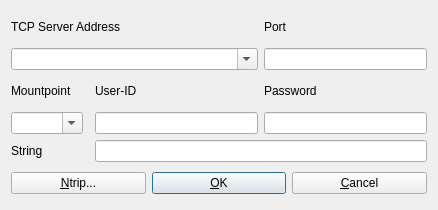
First picture: the form in app/appcmn_qt/tcpoptdlg.ui, repository tomojitakasu/RTKLIB, before the edit.
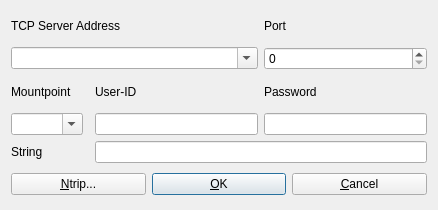
Second picture: the form after the edit.

The edit to the form file:
```diff
--- a/app/appcmn_qt/tcpoptdlg.ui
+++ b/app/appcmn_qt/tcpoptdlg.ui
@@ -197,19 +197,6 @@
      </property>
     </widget>
    </item>
-   <item row="2" column="4">
-    <widget class="QLineEdit" name="Port">
-     <property name="enabled">
-      <bool>true</bool>
-     </property>
-     <property name="toolTip">
-      <string/>
-     </property>
-     <property name="text">
-      <string/>
-     </property>
-    </widget>
-   </item>
    <item row="5" column="4">
     <widget class="QLineEdit" name="Passwd">
      <property name="enabled">
@@ -239,6 +226,13 @@
      </property>
     </widget>
    </item>
+   <item row="2" column="4">
+    <widget class="QSpinBox" name="Port">
+     <property name="maximum">
+      <number>65535</number>
+     </property>
+    </widget>
+   </item>
   </layout>
  </widget>
  <resources/>
```
